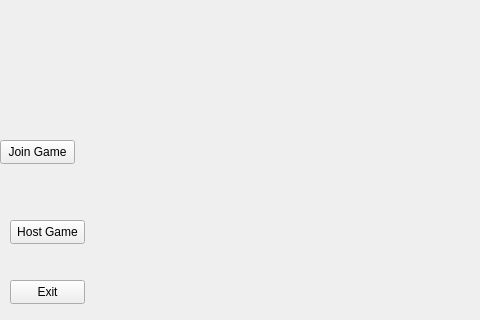
First picture: the form in Gartic-Frontend/Gartic-Frontend/MainMenuWindow.ui, repository rusuuu/Professional-Googlers, before the edit; both pictures show x 140 to 620 and y 0 to 320 of the 1280 by 720 pixel window.
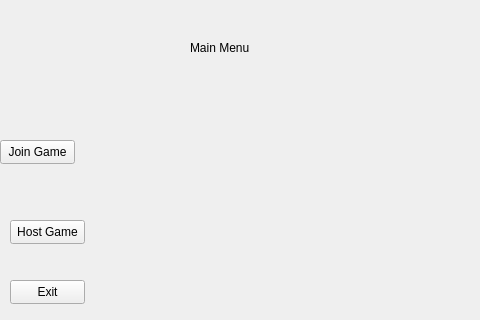
Second picture: the form after the edit.

Commit message: Connected Host Room to Main Menu

```diff
--- a/Gartic-Frontend/Gartic-Frontend/MainMenuWindow.ui
+++ b/Gartic-Frontend/Gartic-Frontend/MainMenuWindow.ui
@@ -65,6 +65,19 @@
      <string>Exit</string>
     </property>
    </widget>
+   <widget class="QLabel" name="Title">
+    <property name="geometry">
+     <rect>
+      <x>330</x>
+      <y>40</y>
+      <width>101</width>
+      <height>16</height>
+     </rect>
+    </property>
+    <property name="text">
+     <string>Main Menu</string>
+    </property>
+   </widget>
   </widget>
  </widget>
  <resources/>
```
Left out of the diff: 4 changed lines with no effect on the pictures. The commit also changes 3 other files.
